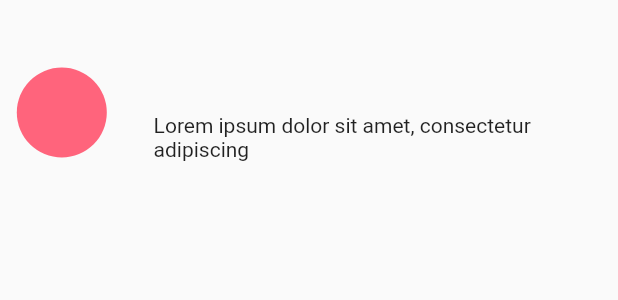
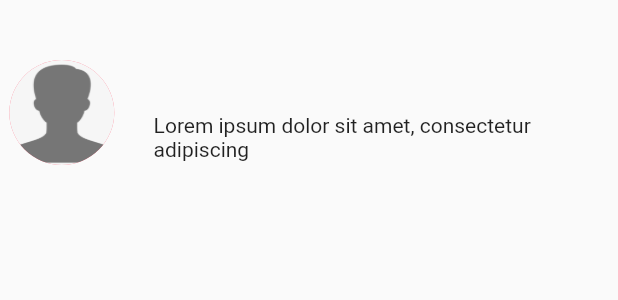
Before and after one commit to nonical/vivel_mobile, a Flutter app: the ProfileHeader widget shown alone on an empty page, opened directly with empty values, on a phone screen of 412 x 824 dp. Shown: the top 300 px of the screen. Run offline on Flutter 3.47's test engine with Material 2 defaults, Android fonts, the phone set to English and light mode, and no system bars; our stand-ins replace flutter_dotenv, geolocator, timeago, tuple; missing offline and left inert: map_launcher; network calls fail.

Commit message:
add profile picture

```diff
--- a/lib/widgets/Profile/profile_header.dart
+++ b/lib/widgets/Profile/profile_header.dart
@@ -14,11 +14,15 @@ class ProfileHeader extends StatelessWidget {
             Expanded(
               flex: 2,
               child: Container(
-                  height: 60,
-                  width: 60,
-                  decoration: const BoxDecoration(
-                      color: Color.fromRGBO(255, 100, 124, 100),
-                      shape: BoxShape.circle)),
+                height: 70,
+                width: 70,
+                decoration: const BoxDecoration(
+                    color: Color.fromRGBO(255, 100, 124, 100),
+                    shape: BoxShape.circle,
+                    image: DecorationImage(
+                        fit: BoxFit.fill,
+                        image: AssetImage('assets/profile-picture.png'))),
+              ),
             ),
             Expanded(
               flex: 8,
```
Also changed, not shown: assets/profile-picture.png (added).
